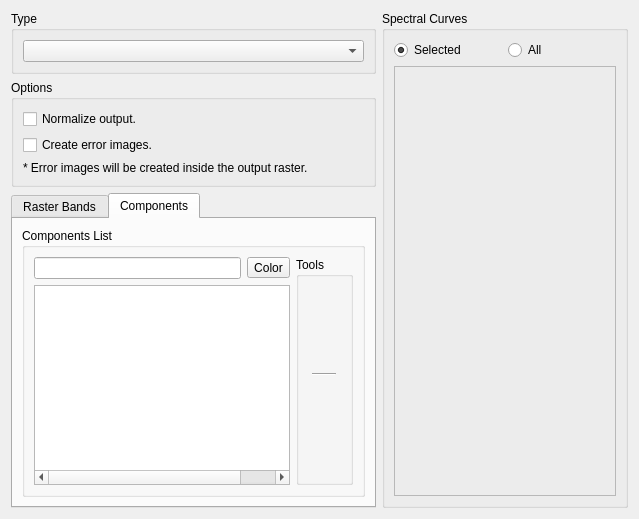
Old version of the form src/terralib/qt/widgets/rp/ui/MixtureModelWizardPageForm.ui in the repository claudiobogossian/terralib5.
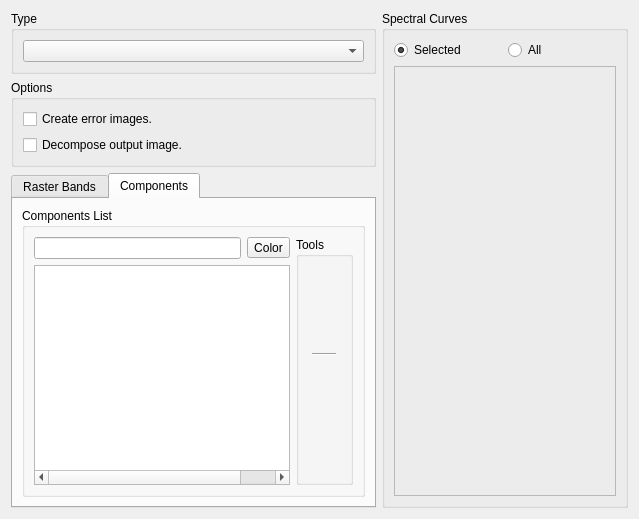
New version of the form.

```diff
--- a/src/terralib/qt/widgets/rp/ui/MixtureModelWizardPageForm.ui
+++ b/src/terralib/qt/widgets/rp/ui/MixtureModelWizardPageForm.ui
@@ -15,7 +15,7 @@
   </property>
   <layout class="QHBoxLayout" name="horizontalLayout_3">
    <item>
-    <layout class="QVBoxLayout" name="verticalLayout_7">
+    <layout class="QVBoxLayout" name="verticalLayout_8">
      <item>
       <widget class="QGroupBox" name="groupBox">
        <property name="title">
@@ -52,15 +52,8 @@
        <property name="flat">
         <bool>false</bool>
        </property>
-       <layout class="QGridLayout" name="gridLayout">
-        <item row="0" column="0">
-         <widget class="QCheckBox" name="m_normalizeOutputCheckBox">
-          <property name="text">
-           <string>Normalize output.</string>
-          </property>
-         </widget>
-        </item>
-        <item row="1" column="0">
+       <layout class="QVBoxLayout" name="verticalLayout_7">
+        <item>
          <widget class="QCheckBox" name="m_createErrorRasterCheckBox">
           <property name="toolTip">
            <string/>
@@ -70,10 +63,10 @@
           </property>
          </widget>
         </item>
-        <item row="2" column="0">
-         <widget class="QLabel" name="label">
+        <item>
+         <widget class="QCheckBox" name="m_decomposeCheckBox">
           <property name="text">
-           <string>* Error images will be created inside the output raster.</string>
+           <string>Decompose output image.</string>
           </property>
          </widget>
         </item>
```
Left out of the diff: 1 changed line with no effect on the pictures.
